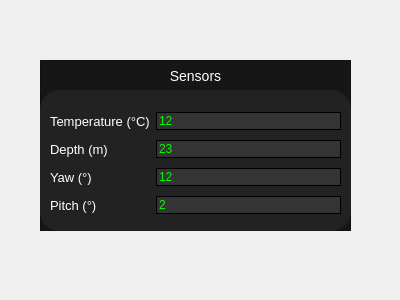
First picture: the form in control_panel_section_widgets/sensors.ui, repository itumtalaiteam/Denizalti, before the edit.
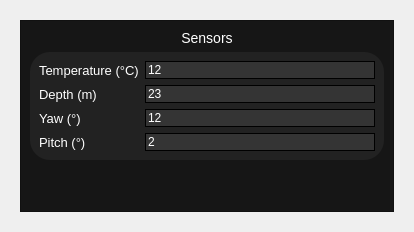
Second picture: the form after the edit.

The edit to the form file:
```diff
--- a/control_panel_section_widgets/sensors.ui
+++ b/control_panel_section_widgets/sensors.ui
@@ -6,8 +6,8 @@
    <rect>
     <x>0</x>
     <y>0</y>
-    <width>400</width>
-    <height>300</height>
+    <width>414</width>
+    <height>232</height>
    </rect>
   </property>
   <property name="sizePolicy">
@@ -19,24 +19,12 @@
   <property name="windowTitle">
    <string>Form</string>
   </property>
+  <layout class="QVBoxLayout" name="verticalLayout_4">
+   <item>
   <widget class="QWidget" name="cpanel_sensors_widget" native="true">
-   <property name="geometry">
-    <rect>
-     <x>40</x>
-     <y>60</y>
-     <width>311</width>
-     <height>171</height>
-    </rect>
-   </property>
+     <layout class="QVBoxLayout" name="verticalLayout_3">
+      <item>
    <widget class="QFrame" name="cpanel_sensors">
-    <property name="geometry">
-     <rect>
-      <x>0</x>
-      <y>0</y>
-      <width>311</width>
-      <height>171</height>
-     </rect>
-    </property>
     <property name="styleSheet">
      <string notr="true">QFrame#cpanel_sensors{
 background-color:	rgba(22,22,22,255);
@@ -48,14 +36,14 @@
     <property name="frameShadow">
      <enum>QFrame::Raised</enum>
     </property>
+        <layout class="QVBoxLayout" name="verticalLayout_2">
+         <item>
     <widget class="QLabel" name="cpanel_label_sensors">
-     <property name="geometry">
-      <rect>
-       <x>80</x>
-       <y>0</y>
-       <width>151</width>
-       <height>31</height>
-      </rect>
+           <property name="sizePolicy">
+            <sizepolicy hsizetype="Preferred" vsizetype="Fixed">
+             <horstretch>0</horstretch>
+             <verstretch>0</verstretch>
+            </sizepolicy>
      </property>
      <property name="styleSheet">
       <string notr="true">color:White;
@@ -68,15 +56,9 @@
       <set>Qt::AlignCenter</set>
      </property>
     </widget>
+         </item>
+         <item>
     <widget class="QFrame" name="cpanel_frame_sensors">
-     <property name="geometry">
-      <rect>
-       <x>0</x>
-       <y>30</y>
-       <width>311</width>
-       <height>141</height>
-      </rect>
-     </property>
      <property name="styleSheet">
       <string notr="true">QFrame#cpanel_frame_sensors {
 background-color: rgba(34,34,34,255);
@@ -85,7 +67,7 @@
 QLineEdit{
 background-color: rgba(52,52,52,255);
 border: 1px solid black;
-color:rgba(0,255,0,255)
+color: White;
 }
 
 QLabel{
@@ -99,15 +81,8 @@
      <property name="frameShadow">
       <enum>QFrame::Raised</enum>
      </property>
-     <widget class="QWidget" name="gridLayoutWidget">
-      <property name="geometry">
-       <rect>
-        <x>10</x>
-        <y>18</y>
-        <width>291</width>
-        <height>112</height>
-       </rect>
-      </property>
+           <layout class="QVBoxLayout" name="verticalLayout">
+            <item>
       <layout class="QGridLayout" name="gridLayout">
        <item row="2" column="1">
         <widget class="QLineEdit" name="cpanel_ledit_yaw">
@@ -232,10 +207,30 @@
         </widget>
        </item>
       </layout>
-     </widget>
-    </widget>
-   </widget>
-  </widget>
+            </item>
+           </layout>
+          </widget>
+         </item>
+         <item>
+          <spacer name="verticalSpacer">
+           <property name="orientation">
+            <enum>Qt::Vertical</enum>
+           </property>
+           <property name="sizeHint" stdset="0">
+            <size>
+             <width>20</width>
+             <height>40</height>
+            </size>
+           </property>
+          </spacer>
+         </item>
+        </layout>
+       </widget>
+      </item>
+     </layout>
+    </widget>
+   </item>
+  </layout>
  </widget>
  <resources/>
  <connections/>
```
Lines whose indentation alone changed are shown as unchanged.
